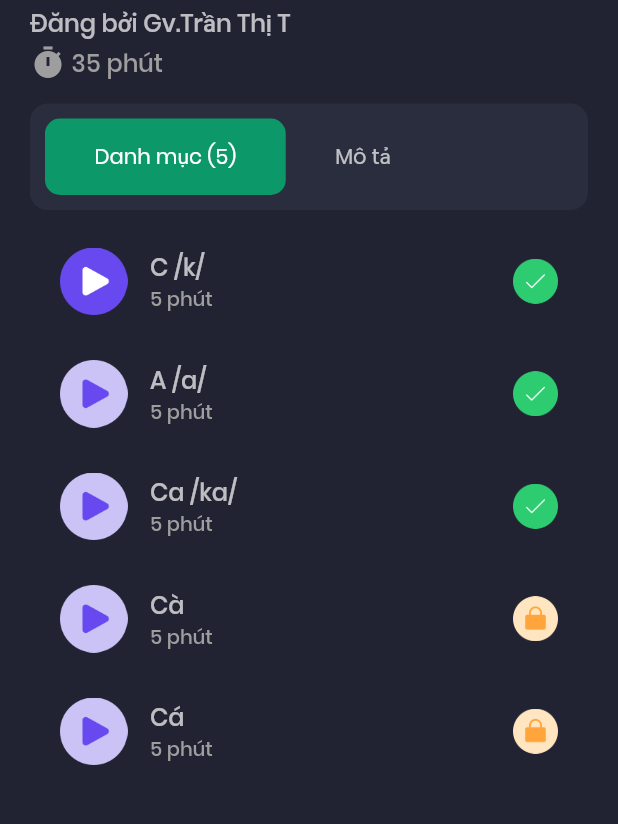
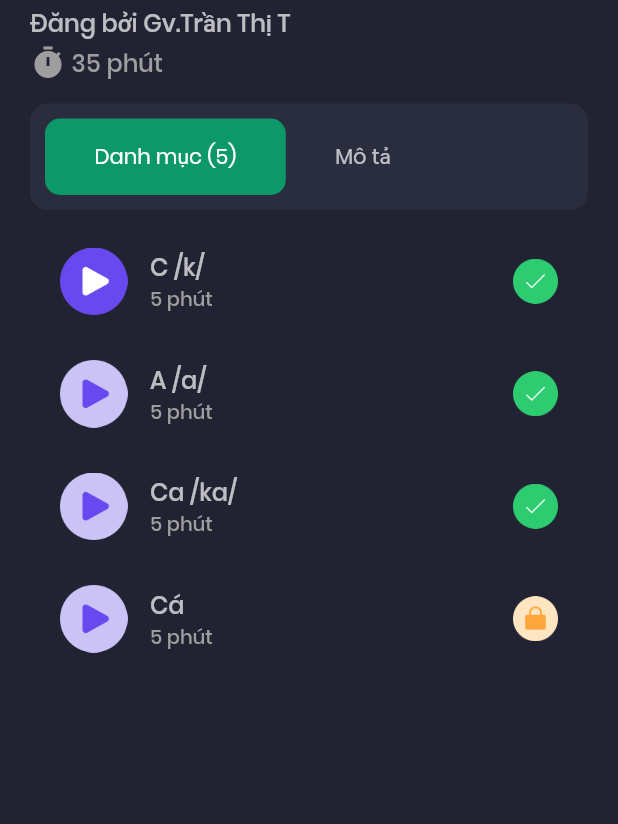
Before and after one commit to TSSniper349/khkt2223, a Flutter app: the DetailsScreen screen opened directly with empty values, on a phone screen of 412 x 824 dp, the part 147-971 px from its top. Run offline on Flutter 3.47's test engine with Material 2 defaults, Android fonts, the light colour scheme and no system bars; our stand-ins replace audioplayers, bubble, flutter_svg, get, percent_indicator; missing offline and left inert: another_audio_recorder.

Commit message:
Nearly done

```diff
--- a/lib/models/Questions.dart
+++ b/lib/models/Questions.dart
@@ -52,19 +52,19 @@ const List sample_data = [
   {
     "id": 6,
     "question": "1 + 2 =",
-    "options": ['           4','           3','           1','           2'],
+    "options": ['           6','           3','           8','           2'],
     "answer_index": 1,
   },
   {
     "id": 7,
     "question": "5 - 3 =",
-    "options": ['           2','           3','           1','           8'],
+    "options": ['           2','           5','           3','           7'],
     "answer_index": 0,
   },
   {
     "id": 8,
     "question": "2 + 7 =",
-    "options": ['           8','           5','           10','           9'],
+    "options": ['           3','           2','           6','           9'],
     "answer_index": 3,
   },
   {
--- a/lib/models/lesson.dart
+++ b/lib/models/lesson.dart
@@ -20,7 +20,7 @@ List<Lesson> lessonList = [
     isCompleted: true,
     isPlaying: true,
     name: "C /k/",
-    fileName: "A.mp3",
+    fileName: "C.mp3",
   ),
   Lesson(
     duration: '5 phút',
@@ -40,13 +40,6 @@ List<Lesson> lessonList = [
     duration: '5 phút',
     isCompleted: false,
     isPlaying: false,
-    name: "Cà",
-    fileName: "Cà.mp3",
-  ),
-  Lesson(
-    duration: '5 phút',
-    isCompleted: false,
-    isPlaying: false,
     name: "Cá",
     fileName: "Cá.mp3",
   ),
```
Also changed, not shown: lib/components/option.dart (+9 -8 lines), 4 other files.
